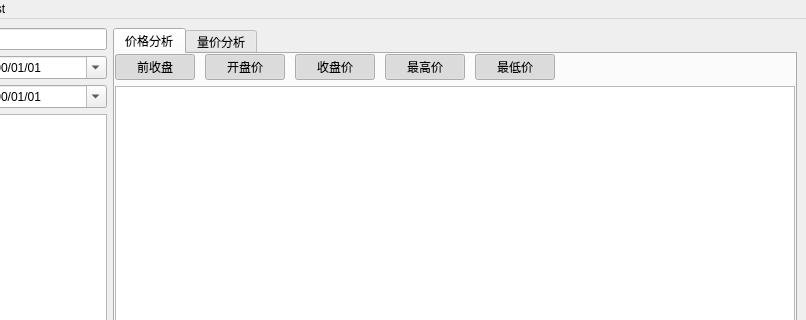
First picture: the form in pyqt/mainwindow.ui, repository vencol/pymysql, before the edit; both pictures show x 102 to 908 and y 0 to 320 of the 908 by 829 pixel window.
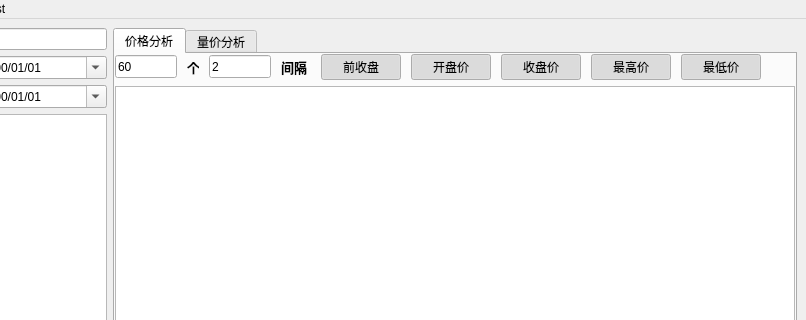
Second picture: the form after the edit.

The edit to the form file:
```diff
--- a/pyqt/mainwindow.ui
+++ b/pyqt/mainwindow.ui
@@ -270,6 +270,90 @@
             <property name="spacing">
              <number>10</number>
             </property>
+            <item>
+             <widget class="QLineEdit" name="lineEditDay">
+              <property name="sizePolicy">
+               <sizepolicy hsizetype="Fixed" vsizetype="Fixed">
+                <horstretch>0</horstretch>
+                <verstretch>0</verstretch>
+               </sizepolicy>
+              </property>
+              <property name="minimumSize">
+               <size>
+                <width>25</width>
+                <height>23</height>
+               </size>
+              </property>
+              <property name="text">
+               <string>60</string>
+              </property>
+             </widget>
+            </item>
+            <item>
+             <widget class="QLabel" name="labelDay">
+              <property name="minimumSize">
+               <size>
+                <width>12</width>
+                <height>23</height>
+               </size>
+              </property>
+              <property name="font">
+               <font>
+                <pointsize>10</pointsize>
+                <weight>75</weight>
+                <bold>true</bold>
+               </font>
+              </property>
+              <property name="text">
+               <string>个</string>
+              </property>
+             </widget>
+            </item>
+            <item>
+             <widget class="QLineEdit" name="lineEditSpace">
+              <property name="sizePolicy">
+               <sizepolicy hsizetype="Fixed" vsizetype="Fixed">
+                <horstretch>0</horstretch>
+                <verstretch>0</verstretch>
+               </sizepolicy>
+              </property>
+              <property name="minimumSize">
+               <size>
+                <width>15</width>
+                <height>23</height>
+               </size>
+              </property>
+              <property name="text">
+               <string>2</string>
+              </property>
+             </widget>
+            </item>
+            <item>
+             <widget class="QLabel" name="labelSpace">
+              <property name="sizePolicy">
+               <sizepolicy hsizetype="Fixed" vsizetype="Fixed">
+                <horstretch>0</horstretch>
+                <verstretch>0</verstretch>
+               </sizepolicy>
+              </property>
+              <property name="minimumSize">
+               <size>
+                <width>30</width>
+                <height>23</height>
+               </size>
+              </property>
+              <property name="font">
+               <font>
+                <pointsize>10</pointsize>
+                <weight>75</weight>
+                <bold>true</bold>
+               </font>
+              </property>
+              <property name="text">
+               <string>间隔</string>
+              </property>
+             </widget>
+            </item>
             <item>
              <widget class="QPushButton" name="pushButtonEralyClose">
               <property name="sizePolicy">
```
Left out of the diff: 10 changed lines with no effect on the pictures.
